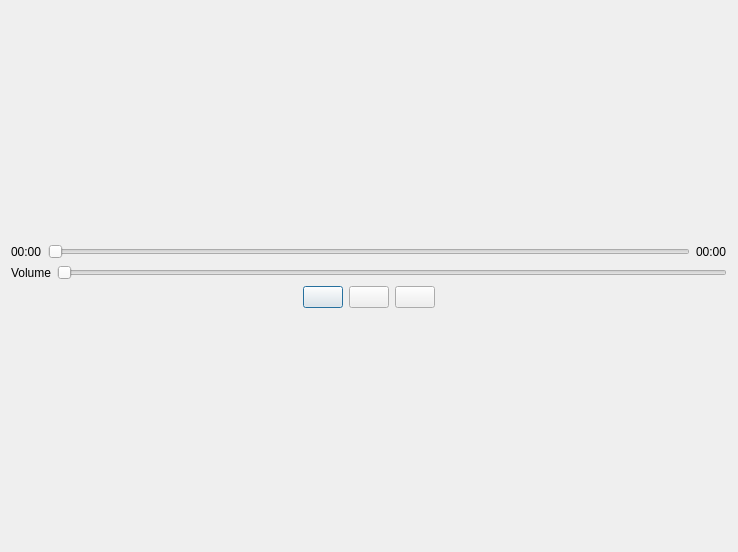
Eixini/Notessa, file Notessa/voice_note/ui/show_voicenote_widget.ui: the form before one commit.
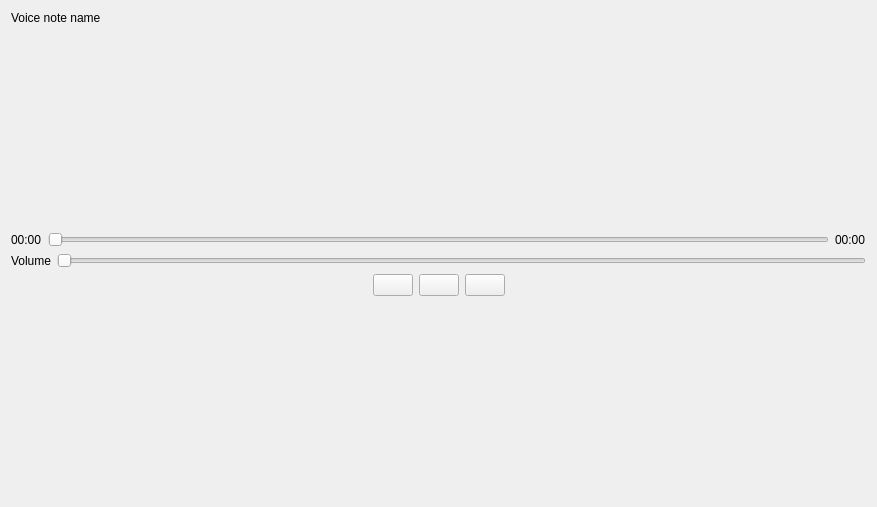
The form after the commit. Icons and pictures are not drawn.

```diff
--- a/Notessa/voice_note/ui/show_voicenote_widget.ui
+++ b/Notessa/voice_note/ui/show_voicenote_widget.ui
@@ -1,19 +1,32 @@
 <?xml version="1.0" encoding="UTF-8"?>
 <ui version="4.0">
  <class>ShowVoiceNoteWidget</class>
- <widget class="QDialog" name="ShowVoiceNoteWidget">
+ <widget class="QWidget" name="ShowVoiceNoteWidget">
   <property name="geometry">
    <rect>
     <x>0</x>
     <y>0</y>
-    <width>738</width>
-    <height>552</height>
+    <width>877</width>
+    <height>507</height>
    </rect>
   </property>
   <property name="windowTitle">
    <string>Dialog</string>
   </property>
   <layout class="QVBoxLayout" name="verticalLayout">
+   <item>
+    <widget class="QLabel" name="voicenote_name_label">
+     <property name="sizePolicy">
+      <sizepolicy hsizetype="Preferred" vsizetype="Fixed">
+       <horstretch>0</horstretch>
+       <verstretch>0</verstretch>
+      </sizepolicy>
+     </property>
+     <property name="text">
+      <string>Voice note name</string>
+     </property>
+    </widget>
+   </item>
    <item>
     <spacer name="verticalSpacer_2">
      <property name="orientation">
@@ -22,13 +35,13 @@
      <property name="sizeHint" stdset="0">
       <size>
        <width>20</width>
-       <height>213</height>
+       <height>40</height>
       </size>
      </property>
     </spacer>
    </item>
    <item>
-    <layout class="QHBoxLayout" name="horizontalLayout_3">
+    <layout class="QHBoxLayout" name="horizontalLayout">
      <item>
       <widget class="QLabel" name="current_position_label">
        <property name="text">
@@ -53,7 +66,7 @@
     </layout>
    </item>
    <item>
-    <layout class="QHBoxLayout" name="horizontalLayout_2">
+    <layout class="QHBoxLayout" name="horizontalLayout_3">
      <item>
       <widget class="QLabel" name="volume_label">
        <property name="text">
@@ -74,7 +87,7 @@
     </layout>
    </item>
    <item>
-    <layout class="QHBoxLayout" name="horizontalLayout">
+    <layout class="QHBoxLayout" name="horizontalLayout_2">
      <item>
       <spacer name="horizontalSpacer_2">
        <property name="orientation">
@@ -180,7 +193,7 @@
      <property name="sizeHint" stdset="0">
       <size>
        <width>20</width>
-       <height>213</height>
+       <height>40</height>
       </size>
      </property>
     </spacer>
```
Left out of the diff: 6 changed lines with no effect on the pictures.
